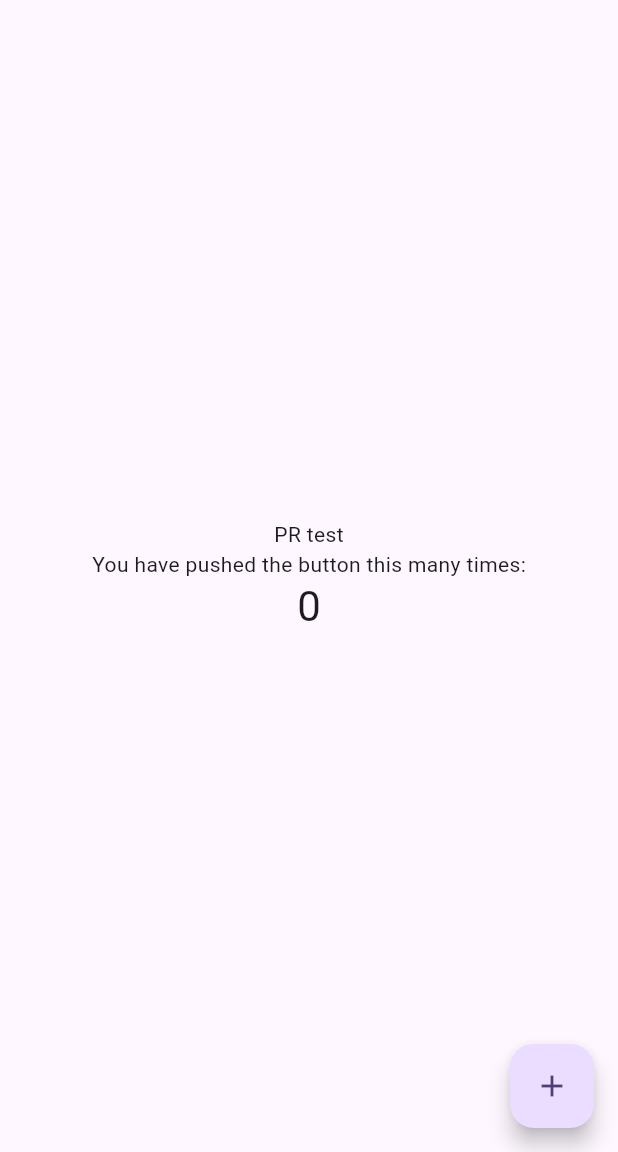
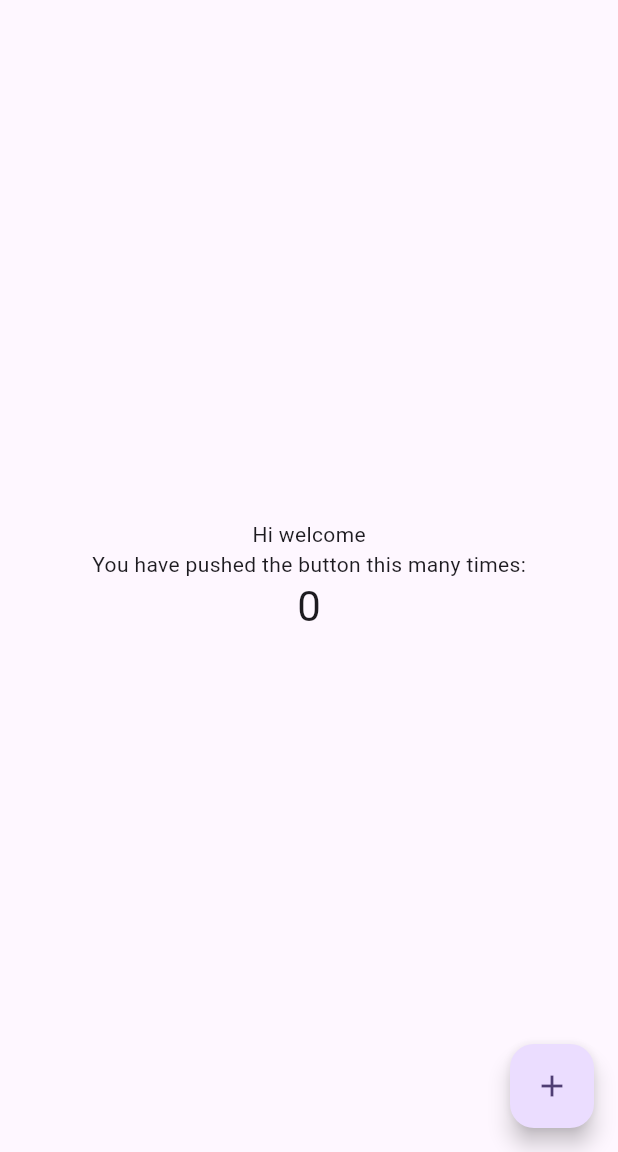
Before and after one commit to harilet/ci-cd-test-flutter, a Flutter app: the screen it shows after launch, on a phone screen of 412 x 824 dp, the part 84-1236 px from its top. Run offline on Flutter 3.47's test engine with Material 2 defaults, Android fonts, the phone set to English and light mode, and no system bars.

Commit message:
Update main.dart

```diff
--- a/lib/main.dart
+++ b/lib/main.dart
@@ -50,7 +50,7 @@ class _MyHomePageState extends State<MyHomePage> {
           mainAxisAlignment: MainAxisAlignment.center,
           children: <Widget>[
             const Text(
-              'PR test'
+              'Hi welcome'
             ),
             const Text(
               'You have pushed the button this many times:',
```
